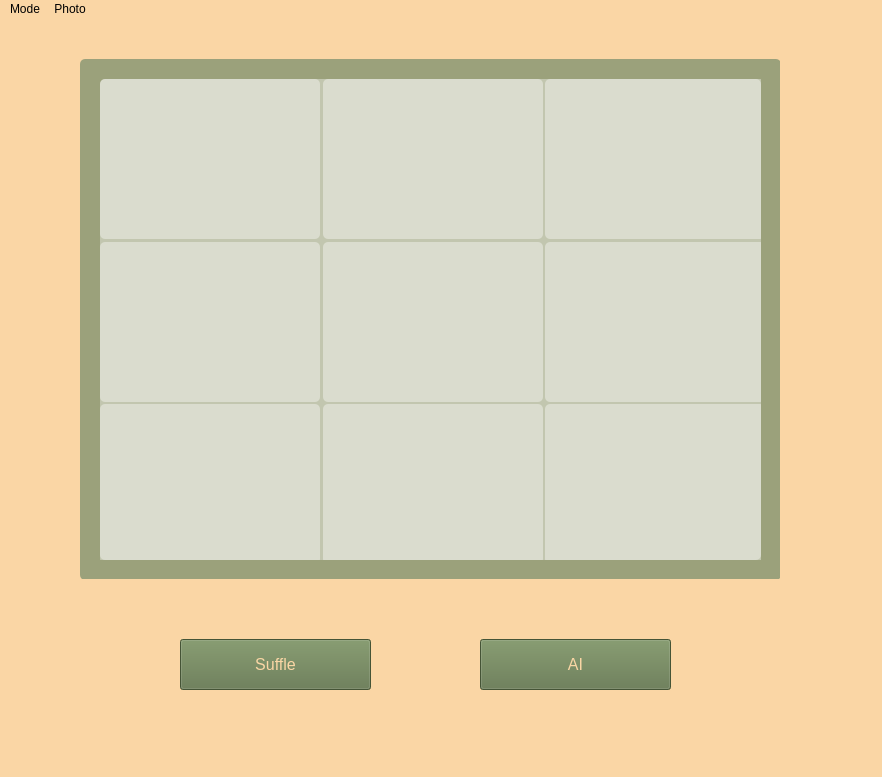
Old version of the form designer/form.ui in the repository Junad-Park/N-Puzzle.
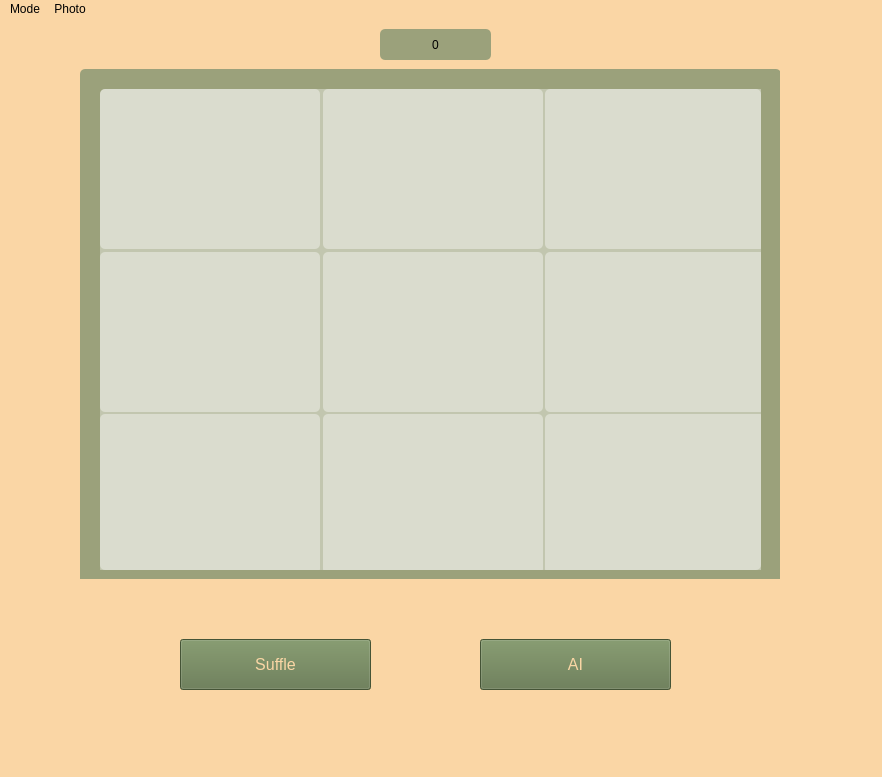
New version of the form. Icons and pictures are not drawn.

Patch:
```diff
--- a/designer/form.ui
+++ b/designer/form.ui
@@ -75,7 +75,7 @@
       <property name="geometry">
        <rect>
         <x>0</x>
-        <y>0</y>
+        <y>10</y>
         <width>701</width>
         <height>521</height>
        </rect>
@@ -730,6 +730,28 @@
      </widget>
     </widget>
    </widget>
+   <widget class="QLabel" name="label">
+    <property name="geometry">
+     <rect>
+      <x>380</x>
+      <y>10</y>
+      <width>111</width>
+      <height>31</height>
+     </rect>
+    </property>
+    <property name="styleSheet">
+     <string notr="true">background-color : rgb(155, 161, 123);
+border-radius : 5px;
+text-align: center;
+font: 600 20pt &quot;Nanum Gothic&quot;;</string>
+    </property>
+    <property name="text">
+     <string>0</string>
+    </property>
+    <property name="alignment">
+     <set>Qt::AlignCenter</set>
+    </property>
+   </widget>
   </widget>
   <widget class="QMenuBar" name="menubar">
    <property name="geometry">
```
Left out of the diff: 126 changed lines with no effect on the pictures.
